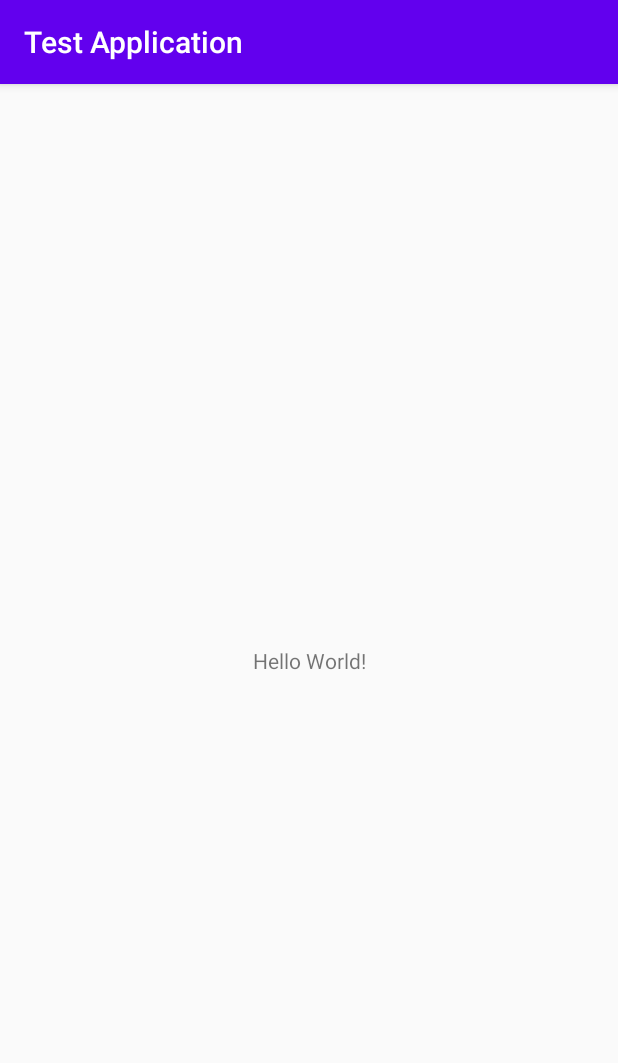
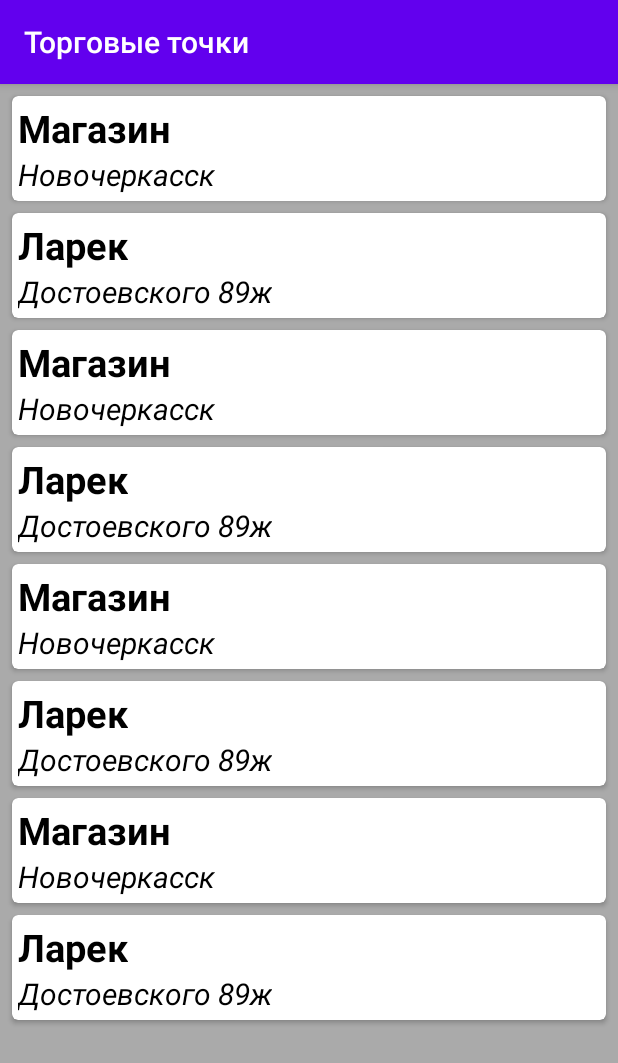
Before and after one commit to Evgeny-Ulyanov/test_application_ifrigate, an Android app: the screen it shows after launch (MainActivity), on a phone screen of 412 x 824 dp. Shown: the top 1063 px of the screen. Run offline under Robolectric (Android 15) with nearby library versions, the phone set to English and light mode, and no system bars; our stand-ins replace Room's generated code.

Commit message:
Создан RecyclerView для отображения торговых точек.

```diff
--- a/app/build.gradle
+++ b/app/build.gradle
@@ -26,6 +26,8 @@ dependencies {
     implementation fileTree(dir: "libs", include: ["*.jar"])
     implementation 'androidx.appcompat:appcompat:1.2.0'
     implementation 'androidx.constraintlayout:constraintlayout:1.1.3'
+    implementation 'androidx.recyclerview:recyclerview:1.1.0'
+    implementation 'androidx.cardview:cardview:1.0.0'
     testImplementation 'junit:junit:4.12'
     androidTestImplementation 'androidx.test.ext:junit:1.1.1'
     androidTestImplementation 'androidx.test.espresso:espresso-core:3.2.0'
--- /dev/null
+++ b/app/src/main/java/Adapters/StoreAdapter.java
@@ -0,0 +1,60 @@
+package Adapters;
+
+import android.view.LayoutInflater;
+import android.view.View;
+import android.view.ViewGroup;
+import android.widget.TextView;
+
+import androidx.annotation.NonNull;
+import androidx.recyclerview.widget.RecyclerView;
+
+import com.uem.testapplication.R;
+
+import java.util.ArrayList;
+
+import Models.Store;
+
+public class StoreAdapter extends RecyclerView.Adapter<StoreAdapter.MyViewHolder> {
+
+    private ArrayList<Store> arrayList;
+
+    public static class MyViewHolder extends RecyclerView.ViewHolder {
+
+        public TextView textName;
+        public TextView textAddress;
+
+        public MyViewHolder(@NonNull View itemView) {
+            super(itemView);
+            textName = itemView.findViewById(R.id.textName);
+            textAddress = itemView.findViewById(R.id.textAddress);
+        }
+    }
+
+    public StoreAdapter(ArrayList<Store> arrayList) {
+        this.arrayList = arrayList;
+    }
+
+    @NonNull
+    @Override
+    public MyViewHolder onCreateViewHolder(@NonNull ViewGroup parent, int viewType) {
+        View view = LayoutInflater.from(parent.getContext()).inflate(R.layout.recycler_view_item,
+                parent,false);
+        MyViewHolder myViewHolder = new MyViewHolder(view);
+        return myViewHolder;
+    }
+
+    @Override
+    public void onBindViewHolder(@NonNull MyViewHolder holder, int position) {
+        Store store = arrayList.get(position);
+
+        holder.textName.setText(store.getName());
+        holder.textAddress.setText(store.getAddress());
+    }
+
+    @Override
+    public int getItemCount() {
+        return arrayList.size();
+    }
+
+
+}
--- a/app/src/main/java/Data/ProductListDAO.java
+++ b/app/src/main/java/Data/ProductListDAO.java
@@ -1,5 +1,6 @@
 package Data;
 
+import androidx.room.Dao;
 import androidx.room.Delete;
 import androidx.room.Insert;
 import androidx.room.Query;
@@ -10,6 +11,7 @@ import java.util.List;
 import Models.ProductList;
 import Models.Store;
 
+@Dao
 public interface ProductListDAO {
 
     @Insert
@@ -25,5 +27,5 @@ public interface ProductListDAO {
     public List<ProductList> getAllProduct();
 
     @Query("select * from product_list where product_id ==:product_id")
-    public  Store getStore(long product_id);
+    public  ProductList getProduct(long product_id);
 }
--- a/app/src/main/java/Models/Store.java
+++ b/app/src/main/java/Models/Store.java
@@ -13,9 +13,9 @@ public class Store {
     private long id;
 
     @ColumnInfo(name = "store_name")
-    private String name;
+    public String name;
 
-    private String address;
+    public String address;
 
     @Ignore
     public Store() {
--- a/app/src/main/java/com/uem/testapplication/MainActivity.java
+++ b/app/src/main/java/com/uem/testapplication/MainActivity.java
@@ -1,14 +1,85 @@
 package com.uem.testapplication;
 
 import androidx.appcompat.app.AppCompatActivity;
+import androidx.recyclerview.widget.LinearLayoutManager;
+import androidx.recyclerview.widget.RecyclerView;
+import androidx.room.Room;
 
 import android.os.Bundle;
 
+import java.util.ArrayList;
+
+import Adapters.StoreAdapter;
+import Data.ModelsAppDatabase;
+import Data.StoreDAO;
+import Models.Store;
+
 public class MainActivity extends AppCompatActivity {
+
+    private RecyclerView recyclerView;
+    private ArrayList<Store> storeArrayList = new ArrayList<>();
+    private RecyclerView.Adapter adapter;
+    private RecyclerView.LayoutManager layoutManager;
+    private ModelsAppDatabase modelsAppDatabase;
 
     @Override
     protected void onCreate(Bundle savedInstanceState) {
         super.onCreate(savedInstanceState);
         setContentView(R.layout.activity_main);
+        setTitle("Торговые точки");
+
+
+        recyclerView = findViewById(R.id.recyclerView);
+        modelsAppDatabase = Room.databaseBuilder(getApplicationContext(),
+                ModelsAppDatabase.class, "database")
+                .allowMainThreadQueries().build();
+
+        StoreDAO storeDAO = modelsAppDatabase.getStoreDAO();
+        Store store = new Store();
+        store.address = "Новочеркасск";
+        store.name = "Магазин";
+        Store store1 = new Store();
+        store1.address = "Достоевского 89ж";
+        store1.name = "Ларек";
+        Store store3 = new Store();
+        store3.address = "Новочеркасск";
+        store3.name = "Магазин";
+        Store store4 = new Store();
+        store4.address = "Достоевского 89ж";
+        store4.name = "Ларек";
+        Store store5 = new Store();
+        store5.address = "Новочеркасск";
+        store5.name = "Магазин";
+        Store store6 = new Store();
+        store6.address = "Достоевского 89ж";
+        store6.name = "Ларек";
+        Store store7 = new Store();
+        store7.address = "Новочеркасск";
+        store7.name = "Магазин";
+        Store store8 = new Store();
+        store8.address = "Достоевского 89ж";
+        store8.name = "Ларек";
+        storeDAO.addStore(store);
+        storeArrayList.add(store);
+        storeDAO.addStore(store1);
+        storeArrayList.add(store1);
+        storeDAO.addStore(store3);
+        storeArrayList.add(store3);
+        storeDAO.addStore(store4);
+        storeArrayList.add(store4);
+        storeDAO.addStore(store5);
+        storeArrayList.add(store5);
+        storeDAO.addStore(store6);
+        storeArrayList.add(store6);
+        storeDAO.addStore(store7);
+        storeArrayList.add(store7);
+        storeDAO.addStore(store8);
+        storeArrayList.add(store8);
+
+
+        adapter = new StoreAdapter(storeArrayList);
+        layoutManager = new LinearLayoutManager(this);
+        recyclerView.setAdapter(adapter);
+        recyclerView.setLayoutManager(layoutManager);
     }
 }
--- a/app/src/main/res/layout/activity_main.xml
+++ b/app/src/main/res/layout/activity_main.xml
@@ -1,18 +1,16 @@
 <?xml version="1.0" encoding="utf-8"?>
-<androidx.constraintlayout.widget.ConstraintLayout xmlns:android="http://schemas.android.com/apk/res/android"
+<RelativeLayout xmlns:android="http://schemas.android.com/apk/res/android"
     xmlns:app="http://schemas.android.com/apk/res-auto"
     xmlns:tools="http://schemas.android.com/tools"
     android:layout_width="match_parent"
     android:layout_height="match_parent"
     tools:context=".MainActivity">
 
-    <TextView
-        android:layout_width="wrap_content"
-        android:layout_height="wrap_content"
-        android:text="Hello World!"
-        app:layout_constraintBottom_toBottomOf="parent"
-        app:layout_constraintLeft_toLeftOf="parent"
-        app:layout_constraintRight_toRightOf="parent"
-        app:layout_constraintTop_toTopOf="parent" />
-
-</androidx.constraintlayout.widget.ConstraintLayout>
+    <androidx.recyclerview.widget.RecyclerView
+        android:id="@+id/recyclerView"
+        android:layout_width="match_parent"
+        android:layout_height="match_parent"
+        android:padding="4dp"
+        android:background="@android:color/darker_gray"
+        android:scrollbars="vertical"/>
+</RelativeLayout>
--- /dev/null
+++ b/app/src/main/res/layout/recycler_view_item.xml
@@ -0,0 +1,36 @@
+<?xml version="1.0" encoding="utf-8"?>
+<androidx.cardview.widget.CardView xmlns:android="http://schemas.android.com/apk/res/android"
+    xmlns:tools="http://schemas.android.com/tools"
+    android:layout_width="match_parent"
+    android:layout_height="wrap_content"
+    xmlns:app="http://schemas.android.com/apk/res-auto"
+    app:cardCornerRadius="4dp"
+    android:layout_margin="4dp">
+
+    <RelativeLayout
+        android:layout_width="match_parent"
+        android:layout_height="match_parent"
+        android:layout_margin="4dp">
+
+        <TextView
+            android:id="@+id/textName"
+            android:layout_width="wrap_content"
+            android:layout_height="wrap_content"
+            android:text="Text Name"
+            android:textStyle="bold"
+            android:textSize="25sp"
+            android:textColor="@android:color/black"/>
+
+        <TextView
+            android:id="@+id/textAddress"
+            android:layout_width="wrap_content"
+            android:layout_height="wrap_content"
+            android:text="Text Address"
+            android:textColor="@android:color/black"
+            android:textSize="20sp"
+            android:textStyle="italic"
+            android:layout_below="@id/textName" />
+
+    </RelativeLayout>
+
+</androidx.cardview.widget.CardView>
```
Also changed, not shown: app/src/main/java/Data/ModelsAppDatabase.java (line endings or trailing spaces).
